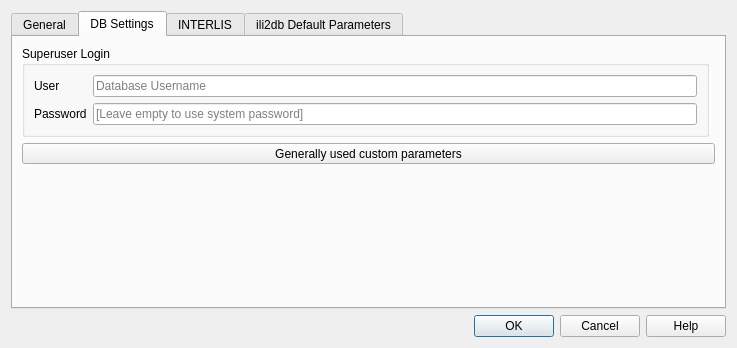
Before: the Qt Designer form QgisModelBaker/ui/options.ui in opengisch/QgisModelBaker, drawn with Qt 5.
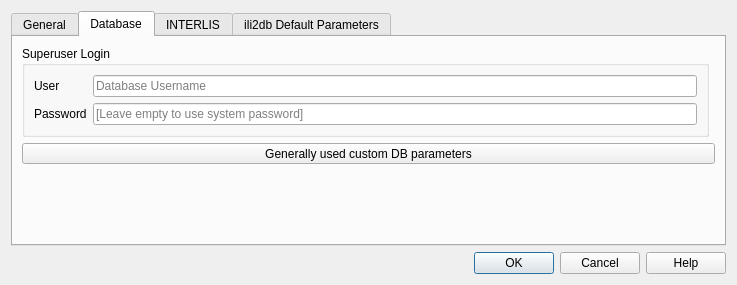
After: the same form once the commit is applied. The open tabs and pages were chosen to show the change. Custom widgets are drawn as their Qt base class.

Commit message: docu and addional text in dialogs

The edit to the form file:
```diff
--- a/QgisModelBaker/ui/options.ui
+++ b/QgisModelBaker/ui/options.ui
@@ -7,7 +7,7 @@
     <x>0</x>
     <y>0</y>
     <width>737</width>
-    <height>348</height>
+    <height>285</height>
    </rect>
   </property>
   <property name="sizePolicy">
@@ -96,7 +96,7 @@
      </widget>
      <widget class="QWidget" name="tab_4">
       <attribute name="title">
-       <string>DB Settings</string>
+       <string>Database</string>
       </attribute>
       <layout class="QGridLayout" name="gridLayout_8">
        <item row="0" column="0">
@@ -148,7 +148,7 @@
           </sizepolicy>
          </property>
          <property name="text">
-          <string>Generally used custom parameters</string>
+          <string>Generally used custom DB parameters</string>
          </property>
         </widget>
        </item>
```
Left out of the diff: 2 changed lines with no effect on the pictures. The commit also changes 6 other files.
